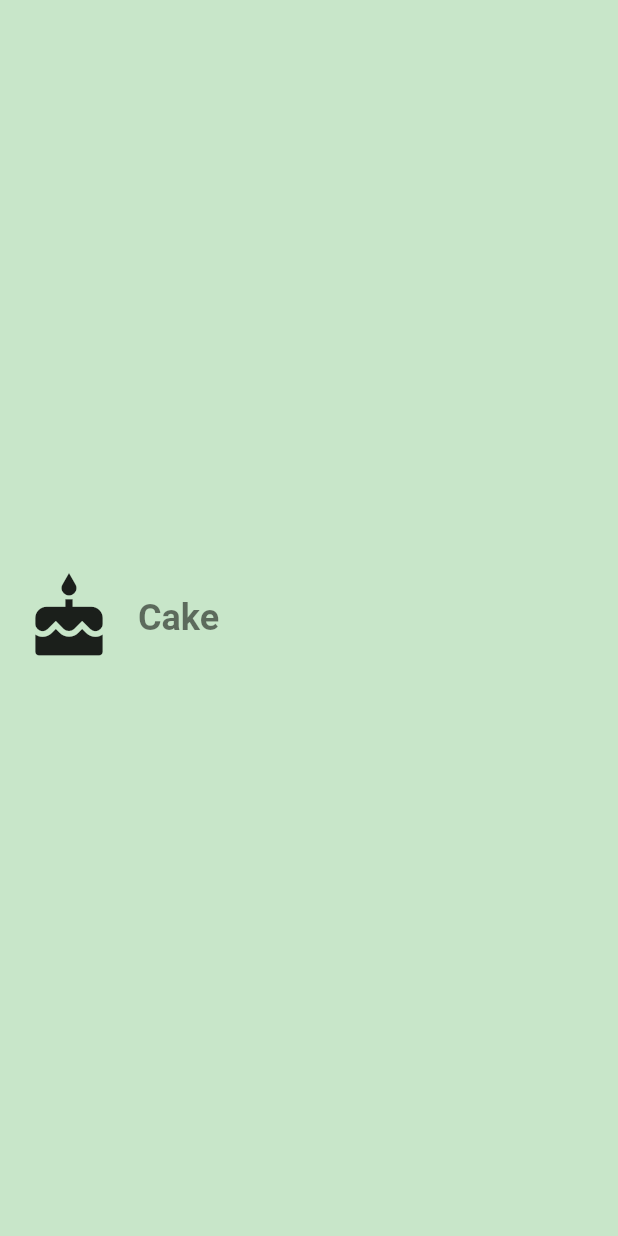
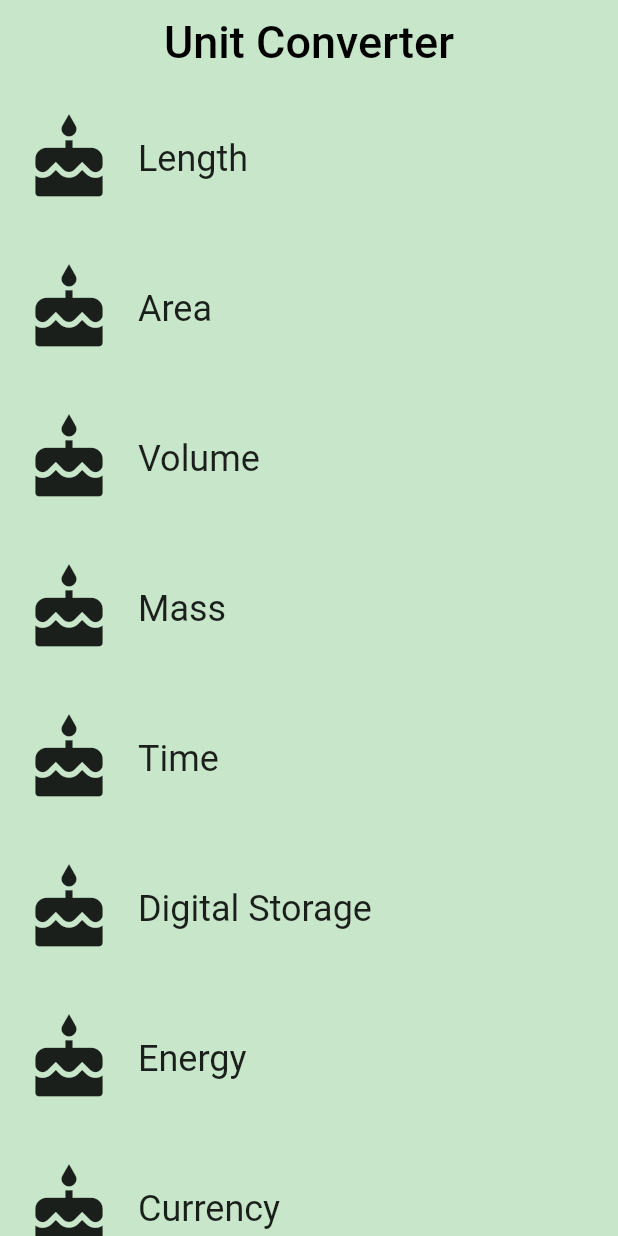
Before and after one commit to muhrahmatullah/exploring-flutter, a Flutter app: the screen it shows after launch, on a phone screen of 412 x 824 dp. Run offline on Flutter 3.47's test engine with Material 2 defaults, Android fonts, the phone set to English and light mode, and no system bars.

Commit message:
finish task 3

```diff
--- a/lib/category.dart
+++ b/lib/category.dart
@@ -13,8 +13,8 @@ import 'package:flutter/material.dart';
 ///
 ///
 
-var _rowHeight = 100.0;
-BorderRadius _borderRadius = BorderRadius.all(Radius.circular(70.0));
+final _rowHeight = 100.0;
+final _borderRadius = BorderRadius.circular(_rowHeight / 2);
 
 class Category extends StatelessWidget {
   /// Creates a [Category].
@@ -23,9 +23,18 @@ class Category extends StatelessWidget {
   /// the UI, and the icon that represents it (e.g. a ruler).
   // TODO: You'll need the name, color, and iconLocation from main.dart
   final String name;
-  final MaterialColor color;
+  final ColorSwatch color;
   final IconData icon;
-  const Category(this.name, this.color, this.icon);
+  const Category(
+      {Key key,
+      @required this.name,
+      @required this.color,
+      @required this.icon
+      }): assert(name != null),
+        assert(color != null),
+        assert(icon != null),
+        super(key: key);
+
 
   /// Builds a custom widget that shows [Category] information.
   ///
@@ -44,29 +53,30 @@ class Category extends StatelessWidget {
         height: _rowHeight,
         child: InkWell(
           borderRadius: _borderRadius,
-          highlightColor: color[50],
-          splashColor: Colors.green,
+          highlightColor: color,
+          splashColor: color,
           onTap: () {
             print('I am tapped');
           },
           child: Padding(
-            padding: EdgeInsets.all(16.0),
+            padding: EdgeInsets.all(8.0),
             child: Row(
               crossAxisAlignment: CrossAxisAlignment.stretch,
               children: <Widget>[
                 Padding(
                   padding: EdgeInsets.only(right: 16.0),
-                  child: icon != null ? Icon(icon, size: 60.0,) : Icon(Icons.cake),
+                  child: icon != null
+                      ? Icon(
+                          icon,
+                          size: 60.0,
+                        )
+                      : Icon(Icons.cake),
                 ),
                 Center(
                   child: Text(
                     name,
                     textAlign: TextAlign.center,
-                    style: Theme.of(context).textTheme.display1.copyWith(
-                      color: Colors.grey[70],
-                      fontSize: 24.0,
-                      fontWeight: FontWeight.w700,
-                    ),
+                    style: Theme.of(context).textTheme.headline,
                   ),
                 )
               ],
--- /dev/null
+++ b/lib/category_route.dart
@@ -0,0 +1,97 @@
+// Copyright 2018 The Chromium Authors. All rights reserved.
+// Use of this source code is governed by a BSD-style license that can be
+// found in the LICENSE file.
+
+import 'package:flutter/material.dart';
+
+// TODO: Check if we need to import anything
+
+import 'package:flutter_app_sample/category.dart';
+
+// TODO: Define any constants
+final _backgroundColor = Colors.green[100];
+
+/// Category Route (screen).
+///
+/// This is the 'home' screen of the Unit Converter. It shows a header and
+/// a list of [Categories].
+///
+/// While it is named CategoryRoute, a more apt name would be CategoryScreen,
+/// because it is responsible for the UI at the route's destination.
+class CategoryRoute extends StatelessWidget {
+  const CategoryRoute();
+
+  static const _categoryNames = <String>[
+    'Length',
+    'Area',
+    'Volume',
+    'Mass',
+    'Time',
+    'Digital Storage',
+    'Energy',
+    'Currency',
+  ];
+
+  static const _baseColors = <Color>[
+    Colors.teal,
+    Colors.orange,
+    Colors.pinkAccent,
+    Colors.blueAccent,
+    Colors.yellow,
+    Colors.greenAccent,
+    Colors.purpleAccent,
+    Colors.red,
+  ];
+
+  @override
+  Widget build(BuildContext context) {
+    // TODO: Create a list of the eight Categories, using the names and colors
+    // from above. Use a placeholder icon, such as `Icons.cake` for each
+    // Category. We'll add custom icons later.
+
+    final categories = <Category>[];
+
+    for (var i = 0; i < _categoryNames.length; i++) {
+      categories.add(Category(
+        name: _categoryNames[i],
+        color: _baseColors[i],
+        icon: Icons.cake,
+      ));
+    }
+
+    final listView = Container(
+      color: _backgroundColor,
+      padding: EdgeInsets.symmetric(horizontal: 8.0),
+      child: _buildCategoryWidgets(categories),
+    );
+
+
+    final appBar = AppBar(
+      elevation: 0.0,
+      title: Text(
+        'Unit Converter',
+        style: TextStyle(
+          color: Colors.black,
+          fontSize: 30.0,
+        ),
+      ),
+      centerTitle: true,
+      backgroundColor: _backgroundColor,
+    );
+
+    return Scaffold(
+      appBar: appBar,
+      body: listView,
+    );
+  }
+
+  /// Makes the correct number of rows for the list view.
+  ///
+  /// For portrait, we construct a [ListView] from the list of category widgets.
+  Widget _buildCategoryWidgets(List<Widget> categories) {
+    return ListView.builder(
+      itemBuilder: (BuildContext context, int index) => categories[index],
+      itemCount: categories.length,
+    );
+  }
+}
--- a/lib/main.dart
+++ b/lib/main.dart
@@ -10,10 +10,7 @@ import 'package:flutter/material.dart';
 // More details at http://dart-lang.github.io/linter/lints/avoid_relative_lib_imports.html
 import 'package:flutter_app_sample/category.dart';
 
-// TODO: Pass this information into your custom [Category] widget
-const _categoryName = 'Cake';
-const _categoryIcon = Icons.cake;
-const _categoryColor = Colors.green;
+import 'package:flutter_app_sample/category_route.dart';
 
 /// The function that is called when main.dart is run.
 void main() {
@@ -28,13 +25,7 @@ class UnitConverterApp extends StatelessWidget {
     return MaterialApp(
       debugShowCheckedModeBanner: false,
       title: 'Unit Converter',
-      home: Scaffold(
-        backgroundColor: Colors.green[100],
-        body: Center(
-          // TODO: Determine what properties you'll need to pass into the widget
-          child: Category(_categoryName, _categoryColor, _categoryIcon),
-        ),
-      ),
+      home: CategoryRoute()
     );
   }
 }
```
